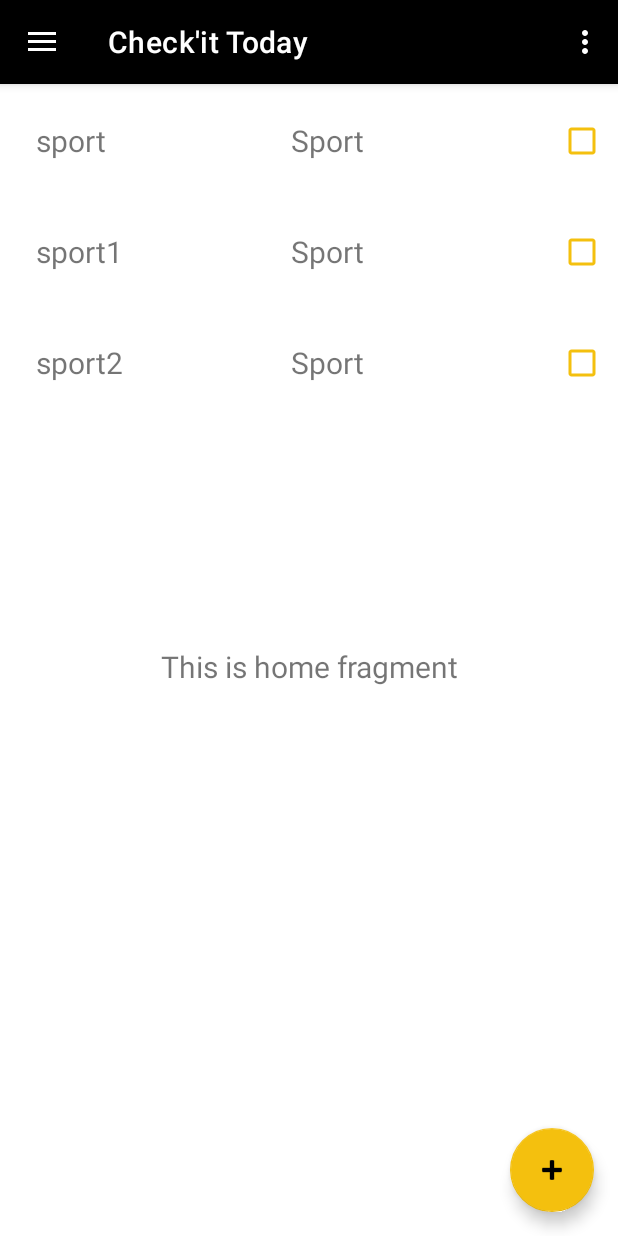
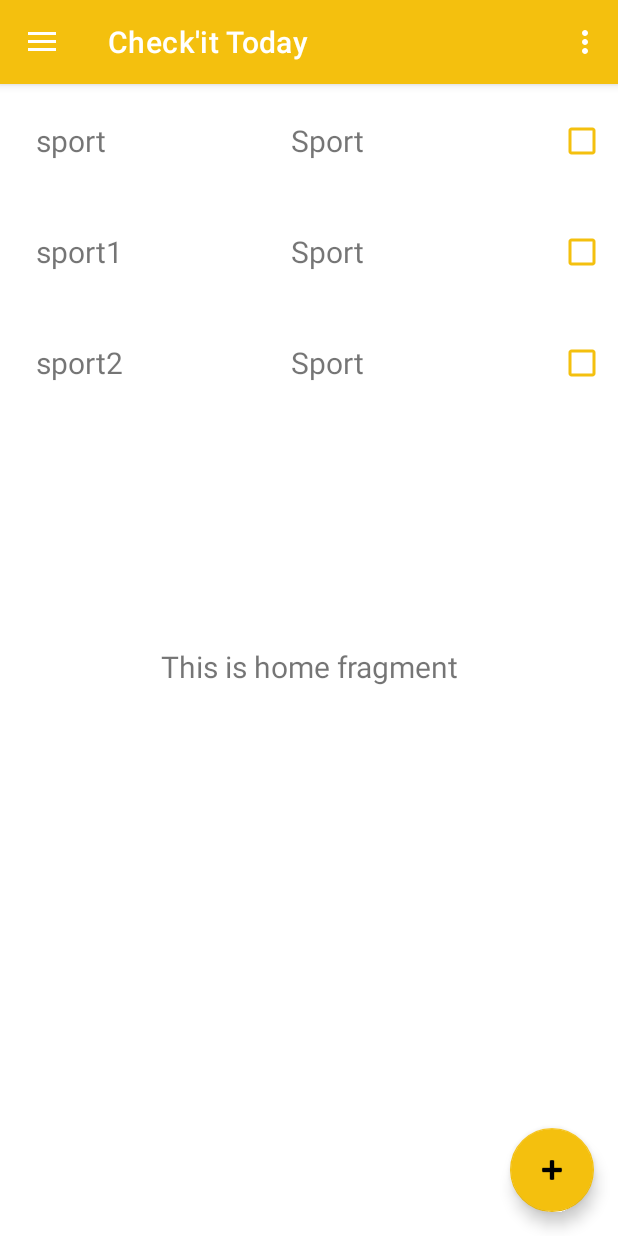
Before and after one commit to Landry-marlhac/AndroidAppESIEE, an Android app: the screen it shows after launch (MainActivity), on a phone screen of 412 x 824 dp. Run offline under Robolectric (Android 15) with nearby library versions, the phone set to English and light mode, and no system bars; our stand-ins replace navigation-ui.

Commit message:
Modification en orange de la status bar Modification icone menu Modification couleur surbrillance menu
Modification du fragment slideshow
Ce fragment présente les auteurs de l'appli
On pourra a terme nous envoyer un mail (non implémenté)
On a la pub de fonctionnel (2 pub disponible, arrive en manière aléatoire à l'affichage du fragment)
La pub mène vers un lien google assoscié

```diff
--- a/app/src/main/java/com/example/androidappesiee/ui/slideshow/SlideshowViewModel.java
+++ b/app/src/main/java/com/example/androidappesiee/ui/slideshow/SlideshowViewModel.java
@@ -9,8 +9,8 @@ public class SlideshowViewModel extends ViewModel {
     private MutableLiveData<String> mText;
 
     public SlideshowViewModel() {
-        mText = new MutableLiveData<>();
-        mText.setValue("This is slideshow fragment");
+
+
     }
 
     public LiveData<String> getText() {
--- /dev/null
+++ b/app/src/main/res/drawable/ic_baseline_check_box_24.xml
@@ -0,0 +1,10 @@
+<vector xmlns:android="http://schemas.android.com/apk/res/android"
+    android:width="24dp"
+    android:height="24dp"
+    android:viewportWidth="24"
+    android:viewportHeight="24"
+    android:tint="?attr/colorControlNormal">
+  <path
+      android:fillColor="@android:color/white"
+      android:pathData="M19,3L5,3c-1.11,0 -2,0.9 -2,2v14c0,1.1 0.89,2 2,2h14c1.11,0 2,-0.9 2,-2L21,5c0,-1.1 -0.89,-2 -2,-2zM10,17l-5,-5 1.41,-1.41L10,14.17l7.59,-7.59L19,8l-9,9z"/>
+</vector>
--- /dev/null
+++ b/app/src/main/res/drawable/ic_baseline_emoji_people_24.xml
@@ -0,0 +1,13 @@
+<vector xmlns:android="http://schemas.android.com/apk/res/android"
+    android:width="24dp"
+    android:height="24dp"
+    android:viewportWidth="24"
+    android:viewportHeight="24"
+    android:tint="?attr/colorControlNormal">
+  <path
+      android:fillColor="@android:color/white"
+      android:pathData="M12,4m-2,0a2,2 0,1 1,4 0a2,2 0,1 1,-4 0"/>
+  <path
+      android:fillColor="@android:color/white"
+      android:pathData="M15.89,8.11C15.5,7.72 14.83,7 13.53,7c-0.21,0 -1.42,0 -2.54,0C8.24,6.99 6,4.75 6,2H4c0,3.16 2.11,5.84 5,6.71V22h2v-6h2v6h2V10.05L18.95,14l1.41,-1.41L15.89,8.11z"/>
+</vector>
--- /dev/null
+++ b/app/src/main/res/drawable/ic_baseline_warning_24.xml
@@ -0,0 +1,10 @@
+<vector xmlns:android="http://schemas.android.com/apk/res/android"
+    android:width="24dp"
+    android:height="24dp"
+    android:viewportWidth="24"
+    android:viewportHeight="24"
+    android:tint="?attr/colorControlNormal">
+  <path
+      android:fillColor="@android:color/white"
+      android:pathData="M1,21h22L12,2 1,21zM13,18h-2v-2h2v2zM13,14h-2v-4h2v4z"/>
+</vector>
--- a/app/src/main/res/layout/app_bar_main.xml
+++ b/app/src/main/res/layout/app_bar_main.xml
@@ -15,7 +15,7 @@
             android:id="@+id/toolbar"
             android:layout_width="match_parent"
             android:layout_height="?attr/actionBarSize"
-            android:background="@color/black"
+            android:background="@color/orange_checkit"
             app:popupTheme="@style/Theme.AndroidAppESIEE.PopupOverlay"/>
 
     </com.google.android.material.appbar.AppBarLayout>
--- a/app/src/main/res/menu/activity_main_drawer.xml
+++ b/app/src/main/res/menu/activity_main_drawer.xml
@@ -6,15 +6,15 @@
     <group android:checkableBehavior="single">
         <item
             android:id="@+id/nav_home"
-            android:icon="@drawable/ic_menu_camera"
+            android:icon="@drawable/ic_baseline_check_box_24"
             android:title="@string/menu_home" />
         <item
             android:id="@+id/nav_gallery"
-            android:icon="@drawable/ic_menu_gallery"
+            android:icon="@drawable/ic_baseline_warning_24"
             android:title="@string/menu_gallery" />
         <item
             android:id="@+id/nav_slideshow"
-            android:icon="@drawable/ic_menu_slideshow"
+            android:icon="@drawable/ic_baseline_emoji_people_24"
             android:title="@string/menu_slideshow" />
     </group>
 </menu>
--- a/app/src/main/res/values-night/themes.xml
+++ b/app/src/main/res/values-night/themes.xml
@@ -2,15 +2,15 @@
     <!-- Base application theme. -->
     <style name="Theme.AndroidAppESIEE" parent="Theme.MaterialComponents.DayNight.NoActionBar">
         <!-- Primary brand color. -->
-        <item name="colorPrimary">@color/purple_200</item>
-        <item name="colorPrimaryVariant">@color/purple_700</item>
+        <item name="colorPrimary">@color/orange_checkit</item>
+        <item name="colorPrimaryVariant">@color/orange_checkit</item>
         <item name="colorOnPrimary">@color/black</item>
         <!-- Secondary brand color. -->
         <item name="colorSecondary">@color/orange_checkit</item>
         <item name="colorSecondaryVariant">@color/teal_200</item>
         <item name="colorOnSecondary">@color/black</item>
         <!-- Status bar color. -->
-        <item name="android:statusBarColor" tools:targetApi="l">?attr/colorPrimaryVariant</item>
+        <item name="android:statusBarColor" tools:targetApi="l">@color/black</item>
         <!-- Customize your theme here. -->
     </style>
 
--- a/app/src/main/res/values/strings.xml
+++ b/app/src/main/res/values/strings.xml
@@ -9,8 +9,8 @@
     <string name="action_settings">Settings</string>
 
     <string name="menu_home">Check\'it Today</string>
-    <string name="menu_gallery">Check\'it Week</string>
-    <string name="menu_slideshow">More about Check\'it</string>
+    <string name="menu_gallery">Check\'it Fast</string>
+    <string name="menu_slideshow">More about Check\'it team !</string>
     <string name="title_activity_startscreen">Startscreen</string>
     <string name="dummy_button">Dummy Button</string>
     <string name="dummy_content">DUMMY\nCONTENT</string>
--- a/app/src/main/res/values/themes.xml
+++ b/app/src/main/res/values/themes.xml
@@ -2,15 +2,15 @@
     <!-- Base application theme. -->
     <style name="Theme.AndroidAppESIEE" parent="Theme.MaterialComponents.DayNight.NoActionBar">
         <!-- Primary brand color. -->
-        <item name="colorPrimary">@color/purple_500</item>
-        <item name="colorPrimaryVariant">@color/purple_700</item>
-        <item name="colorOnPrimary">@color/white</item>
+        <item name="colorPrimary">@color/orange_checkit</item>
+        <item name="colorPrimaryVariant">@color/orange_checkit</item>
+        <item name="colorOnPrimary">@color/black</item>
         <!-- Secondary brand color. -->
         <item name="colorSecondary">@color/orange_checkit</item>
         <item name="colorSecondaryVariant">@color/teal_700</item>
         <item name="colorOnSecondary">@color/black</item>
         <!-- Status bar color. -->
-        <item name="android:statusBarColor" tools:targetApi="l">?attr/colorPrimaryVariant</item>
+        <item name="android:statusBarColor" tools:targetApi="l">@color/orange_checkit</item>
         <!-- Customize your theme here. -->
     </style>
 
```
Also changed, not shown: app/src/main/java/com/example/androidappesiee/ui/slideshow/SlideshowFragment.java (+44 -6 lines), app/src/main/res/anim/enter_from_bottom.xml (added, +8 -0 lines), app/src/main/res/drawable/ic_baseline_contact_mail_24.xml (added, +10 -0 lines), app/src/main/res/layout/fragment_slideshow.xml (+81 -10 lines), app/src/main/res/drawable/pub_1.png (added), app/src/main/res/drawable/pub_2.png (added).
